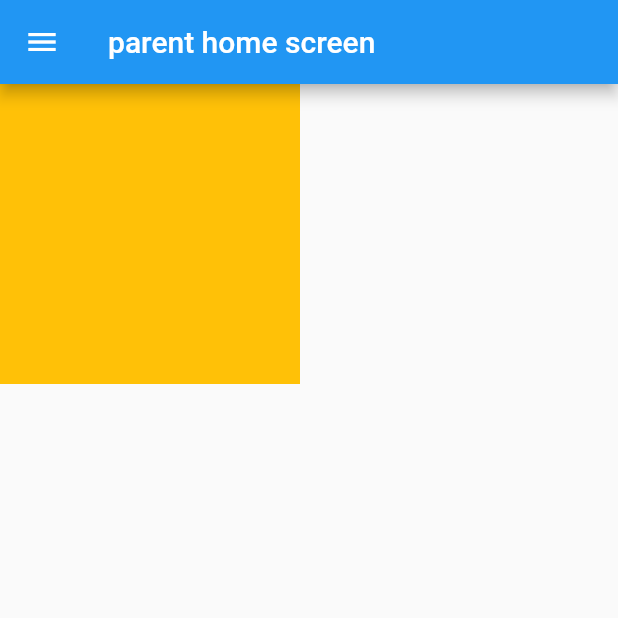
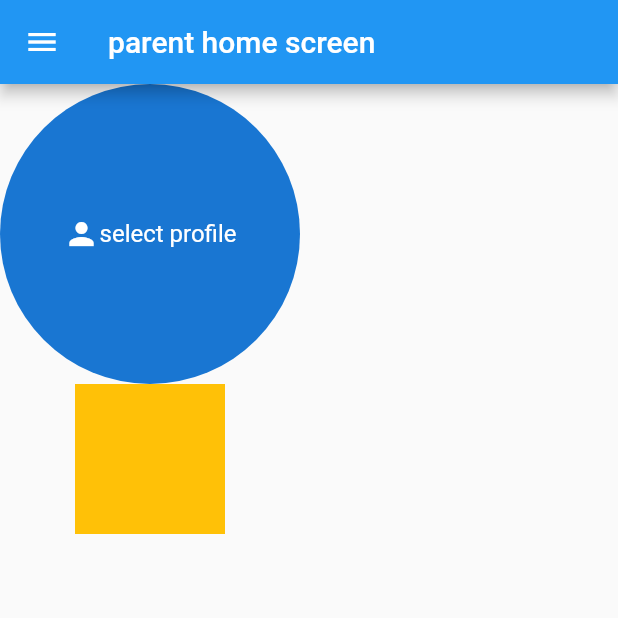
Before and after one commit to Milan-Bhingradiya/Bustrackingapp_flutter_MVVM, a Flutter app: the parentwelcomescreen screen opened by its route, on a phone screen of 412 x 824 dp, the top half of it. Run offline on Flutter 3.47's test engine with Material 2 defaults, Android fonts, the light colour scheme and no system bars; our stand-ins replace cloud_firestore, firebase_auth, firebase_core, firebase_storage, fluttertoast, geocoding and 5 more; missing offline and left inert: dart:ffi; accounts and stored records are empty.

```diff
--- a/lib/screens/parentsscrens/parentwelcomescreen.dart
+++ b/lib/screens/parentsscrens/parentwelcomescreen.dart
@@ -1,12 +1,17 @@
 import 'dart:async';
+import 'dart:convert';
+
 //import 'dart:html';
 //import 'dart:html';
-import 'dart:io';
+import 'dart:io' as io;
+import 'dart:typed_data';
 import 'package:bustrackingapp/screens/parentsscrens/trackingbus/multiple_track/multiplemarker.dart';
 import 'package:bustrackingapp/screens/parentsscrens/drawer/parentdrawerwidget.dart';
 import 'package:bustrackingapp/screens/parentsscrens/trackingbus/select_single_or_multiple_track.dart';
 import 'package:cloud_firestore/cloud_firestore.dart';
+import 'package:firebase_storage/firebase_storage.dart';
 import 'package:flutter/material.dart';
+import 'package:fluttertoast/fluttertoast.dart';
 import 'package:geocoding/geocoding.dart';
 import 'package:image_picker/image_picker.dart';
 import 'package:provider/provider.dart';
@@ -21,25 +26,29 @@ class parentwelcomescreen extends StatefulWidget {
 }
 
 class _parentwelcomescreenState extends State<parentwelcomescreen> {
+  io.File? final_img;
 
-  File? final_img;
-  late final imaegtemporary;
-
-//   Future uploadfile() async {
-//  // final file = File( image.path);
-//   }
-
-  select_img() async {
-
+  final storageRef = FirebaseStorage.instance.ref();
+  Future<void> select_img() async {
     final image = await ImagePicker().pickImage(source: ImageSource.gallery);
 
-    if (image != null) {
-   final imaegtemporary = File(image.path);
+    setState(() {
+      if (image != null) {
+        final_img = io.File(image.path);
+      }
+    });
+  }
+
+  Future<void> uploadPic() async {
+    String url = "";
+    try {
+      //  url = await mountainImagesRef.getDownloadURL();
+      final ref = storageRef.child("images/first");
+      ref.putFile(final_img!);
+
+    } catch (e) {
+      print(e);
     }
-
-    setState(() {
-      this.final_img = imaegtemporary;
-    });
   }
 
   @override
@@ -62,32 +71,36 @@ class _parentwelcomescreenState extends State<parentwelcomescreen> {
           children: [
             // for checking i am able to make stream or not just for example
             GestureDetector(
+                onTap: () async {
+                  select_img();
+                },
+                child: CircleAvatar(
+                    radius: 100,
+                    backgroundImage:
+                        final_img == null ? null : FileImage(final_img!),
+                    child: final_img == null
+                        ? Container(
+                            child: Row(
+                            mainAxisAlignment: MainAxisAlignment.center,
+                            children: [
+                              Icon(Icons.person),
+                              Text("select profile")
+                            ],
+                          ))
+                        : null)),
+
+            GestureDetector(
               onTap: () async {
-                print("touch");
-                // List<Placemark> placemarks = await placemarkFromCoordinates(
-                //     21.22461083368087, 72.77901540143989);
-                // print(placemarks.last.street);
-
-                select_img();
-
-                // Navigator.push(
-                //     context,
-                //     MaterialPageRoute(
-                //         builder: ((context) => select_single_or_multiple_track())));
-
-                // print(DocumentSnapshot.);
+                await uploadPic().then((value) {
+                  Fluttertoast.showToast(msg: "your profile has been updated");
+                });
+                //  print(url_of_img);
               },
               child: Container(
-                  height: 200,
-                  width: 200,
-                  color: Colors.amber,
-                  child: (final_img != null)
-                      ? Image.file(
-                          final_img!,
-                          height: 200,
-                          width: 200,
-                        )
-                      : Container()),
+                height: 100,
+                width: 100,
+                color: Colors.amber,
+              ),
             )
           ],
         ),
```
